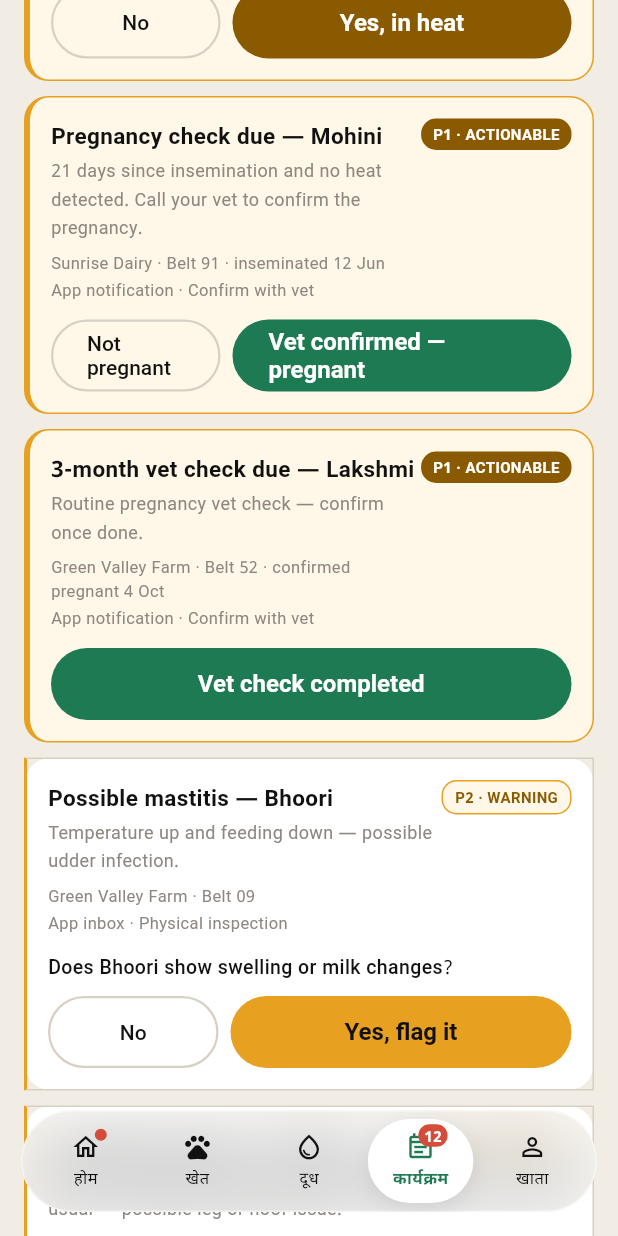
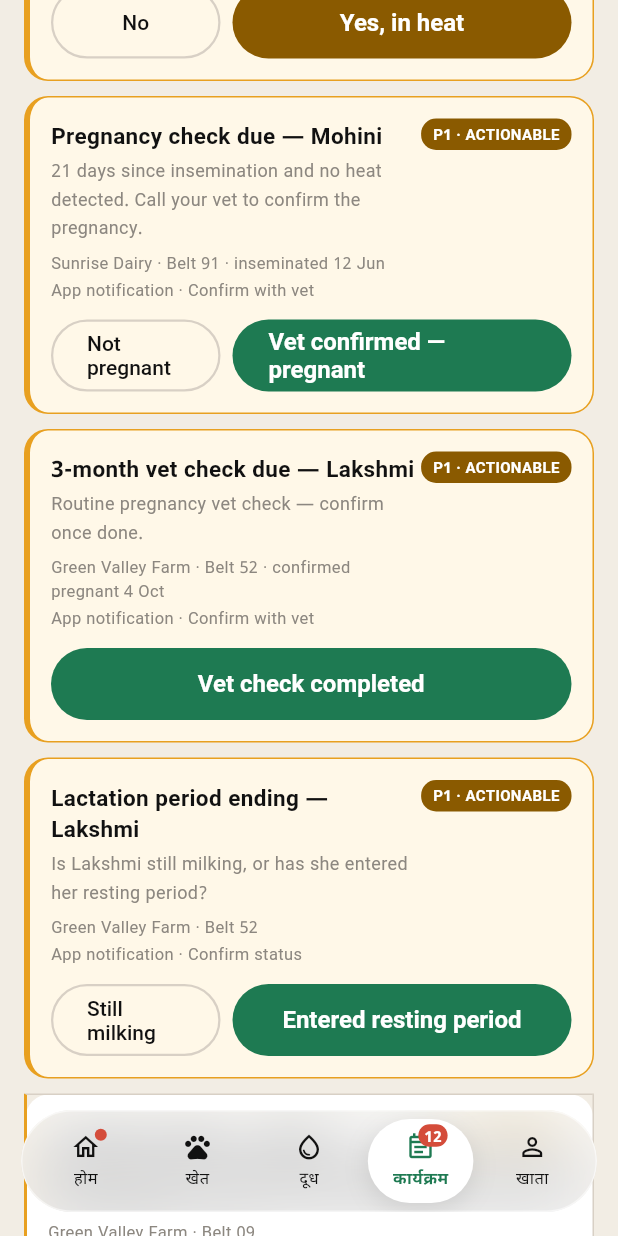
Before and after one commit to vaseey21/Vanix, a Flutter app: the EventsScreen screen opened directly with empty values, scrolled down 1152 dp, on a phone screen of 412 x 824 dp. Run offline on Flutter 3.47's test engine with Material 3 defaults, Android fonts, the phone set to English and light mode, and no system bars.

Commit message:
auto: save changes

```diff
--- a/flutter_app/lib/screens/events_screen.dart
+++ b/flutter_app/lib/screens/events_screen.dart
@@ -273,6 +273,12 @@ class _EventsScreenState extends State<EventsScreen> {
                         const SizedBox(height: 10),
                         _buildGestationCard(isDark),
                         const SizedBox(height: 10),
+                        if (_milkingNotifShown) ...[
+                          _buildMilkingNotifCard(isDark),
+                          const SizedBox(height: 10),
+                        ],
+                        _buildLactationCheckCard(isDark),
+                        const SizedBox(height: 10),
                         _buildMastitisCard(isDark),
                         const SizedBox(height: 10),
                         _buildLamenessCard(isDark),
```
